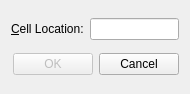
Old version of the form gotocelldialog.ui in the repository tomxuetoy/Qt_gotocell.
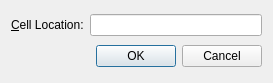
New version of the form.

Commit message: use QDialogButtonBox instead

Patch:
```diff
--- a/gotocelldialog.ui
+++ b/gotocelldialog.ui
@@ -5,8 +5,8 @@
    <rect>
     <x>0</x>
     <y>0</y>
-    <width>190</width>
-    <height>94</height>
+    <width>273</width>
+    <height>83</height>
    </rect>
   </property>
   <property name="windowTitle" >
@@ -31,41 +31,14 @@
     </layout>
    </item>
    <item>
-    <layout class="QHBoxLayout" >
-     <item>
-      <spacer>
+    <widget class="QDialogButtonBox" name="buttonBox" >
        <property name="orientation" >
         <enum>Qt::Horizontal</enum>
        </property>
-       <property name="sizeHint" >
-        <size>
-         <width>40</width>
-         <height>20</height>
-        </size>
-       </property>
-      </spacer>
-     </item>
-     <item>
-      <widget class="QPushButton" name="okButton" >
-       <property name="enabled" >
-        <bool>false</bool>
-       </property>
-       <property name="text" >
-        <string>OK</string>
-       </property>
-       <property name="default" >
-        <bool>true</bool>
-       </property>
-      </widget>
-     </item>
-     <item>
-      <widget class="QPushButton" name="cancelButton" >
-       <property name="text" >
-        <string>Cancel</string>
-       </property>
-      </widget>
-     </item>
-    </layout>
+     <property name="standardButtons" >
+      <set>QDialogButtonBox::Cancel|QDialogButtonBox::NoButton|QDialogButtonBox::Ok</set>
+     </property>
+    </widget>
    </item>
   </layout>
  </widget>
```
Left out of the diff: 2 changed lines with no effect on the pictures. Lines whose indentation alone changed are shown as unchanged. The commit also changes 3 other files.
